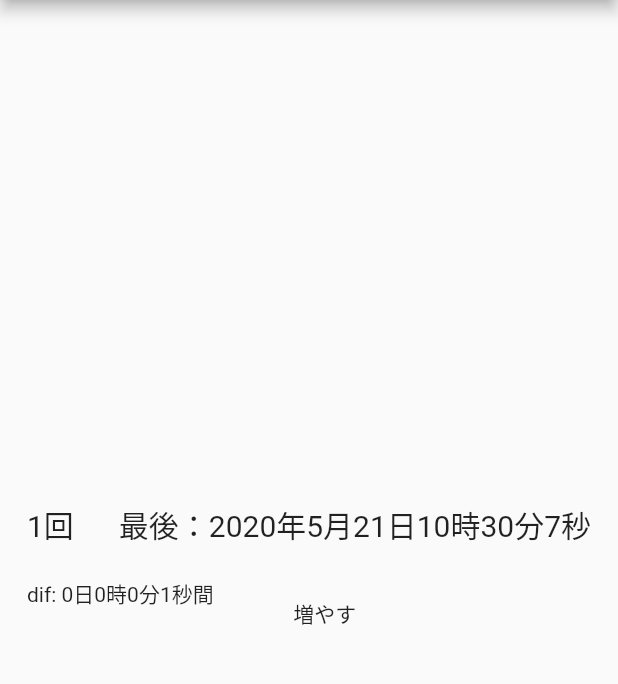
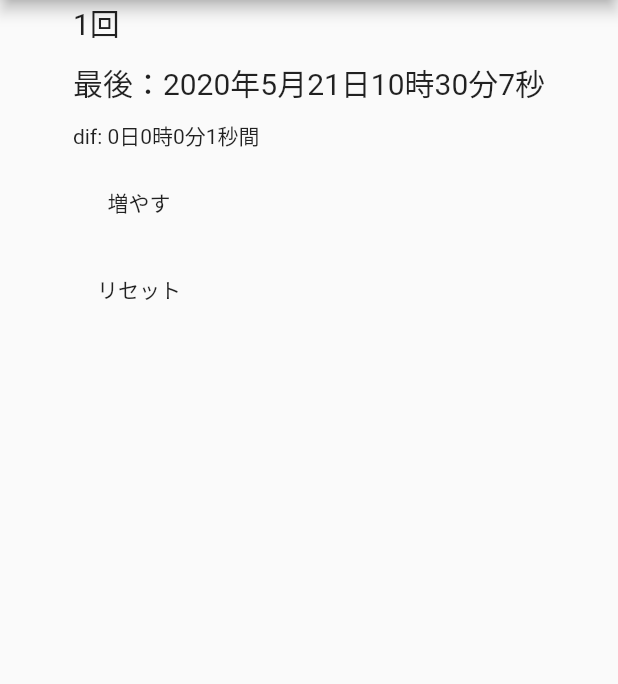
Before and after one commit to HitoTei/counter, a Flutter app: the screen it shows after launch, after a tap on "増やす", on a phone screen of 412 x 824 dp, the part 84-768 px from its top. Run offline on Flutter 3.47's test engine with Material 2 defaults, Android fonts, the phone set to English and light mode, and no system bars.

Commit message:
Add: 削除機能追加

```diff
--- /dev/null
+++ b/lib/counter.dart
@@ -0,0 +1,43 @@
+import 'dart:io';
+import 'package:path_provider/path_provider.dart';
+
+class Counter {
+  int count;
+  DateTime lastDate;
+
+  static Future<Counter> createCounter() async {
+    final counter = Counter();
+    await counter.load();
+    return counter;
+  }
+
+  static Future<File> getFilePath() async {
+    const _fileName = 'counter.txt';
+    final directory = await getApplicationDocumentsDirectory();
+    return File(directory.path + '/' + _fileName);
+  }
+
+  void incrementCount() {
+    count++;
+    lastDate = DateTime.now();
+  }
+
+  Future<void> load() async {
+    final file = await getFilePath();
+    try {
+      final str = await file.readAsString();
+
+      final a = str.split(',');
+      this.count = int.parse(a[0]);
+      this.lastDate = DateTime.parse(a[1]);
+    } catch (e) {
+      this.count = 0;
+      this.lastDate = DateTime.now();
+    }
+  }
+
+  Future<void> save() async {
+    final file = await getFilePath();
+    file.writeAsString('$count,$lastDate');
+  }
+}
--- a/lib/counter_page.dart
+++ b/lib/counter_page.dart
@@ -1,9 +1,9 @@
 import 'dart:async';
-import 'dart:io';
 import 'package:flutter/material.dart';
-import 'package:path_provider/path_provider.dart';
+import 'counter.dart';
 
 class CounterPage extends StatelessWidget {
+  const CounterPage();
   @override
   Widget build(BuildContext context) {
     return FutureBuilder(
@@ -33,9 +33,8 @@ class _CounterContentsPageState extends State<CounterContentsPage> {
 
   @override
   Widget build(BuildContext context) {
-    return Wrap(
-      spacing: 30,
-      runSpacing: 20,
+    return Column(
+      crossAxisAlignment: CrossAxisAlignment.start,
       children: <Widget>[
         Text(
           '${counter.count}回',
@@ -43,13 +42,16 @@ class _CounterContentsPageState extends State<CounterContentsPage> {
             fontSize: 20,
           ),
         ),
+        SizedBox(height: 10),
         Text(
           '最後：${dateTimeToString(counter.lastDate)}',
           style: const TextStyle(
             fontSize: 20,
           ),
         ),
+        SizedBox(height: 10),
         LastDateWidget(counter),
+        SizedBox(height: 10),
         FlatButton(
           child: const Text('増やす'),
           onPressed: () => setState(
@@ -58,6 +60,16 @@ class _CounterContentsPageState extends State<CounterContentsPage> {
               ..save(),
           ),
         ),
+        SizedBox(height: 10),
+        FlatButton(
+          child: const Text('リセット'),
+          onPressed: () => setState(() {
+            counter
+              ..count = 0
+              ..lastDate = DateTime.now()
+              ..save();
+          }),
+        )
       ],
     );
   }
@@ -78,12 +90,19 @@ class _LastDateWidgetState extends State<LastDateWidget> {
 
   @override
   void initState() {
+    super.initState();
+
     now = DateTime.now();
     Timer.periodic(
-      Duration(seconds: 1),
-      (_) => setState(() => now = DateTime.now()),
+      const Duration(seconds: 1),
+      (timer) {
+        if (!timer.isActive) return;
+        if (mounted)
+          setState(() => now = DateTime.now());
+        else
+          timer.cancel();
+      },
     );
-    super.initState();
   }
 
   @override
@@ -97,47 +116,6 @@ class _LastDateWidgetState extends State<LastDateWidget> {
   }
 }
 
-class Counter {
-  int count;
-  DateTime lastDate;
-
-  static Future<Counter> createCounter() async {
-    final counter = Counter();
-    await counter.load();
-    return counter;
-  }
-
-  static Future<File> getFilePath() async {
-    const _fileName = 'counter.txt';
-    final directory = await getApplicationDocumentsDirectory();
-    return File(directory.path + '/' + _fileName);
-  }
-
-  void incrementCount() {
-    count++;
-    lastDate = DateTime.now();
-  }
-
-  Future<void> load() async {
-    final file = await getFilePath();
-    try {
-      final str = await file.readAsString();
-
-      final a = str.split(',');
-      this.count = int.parse(a[0]);
-      this.lastDate = DateTime.parse(a[1]);
-    } catch (e) {
-      this.count = 0;
-      this.lastDate = DateTime.now();
-    }
-  }
-
-  Future<void> save() async {
-    final file = await getFilePath();
-    file.writeAsString('$count,$lastDate');
-  }
-}
-
 String dateTimeToString(DateTime date) {
   return '${date.year}年${date.month}月${date.day}日${date.hour}時${date.minute}分${date.second}秒';
 }
--- a/lib/main.dart
+++ b/lib/main.dart
@@ -25,10 +25,10 @@ class MyHomePage extends StatelessWidget {
   Widget build(BuildContext context) {
     return Scaffold(
       appBar: AppBar(
-        title: Text('Counter'),
+        title: const Text('Counter'),
       ),
-      body: Center(
-        child: CounterPage(),
+      body: const Center(
+        child: const CounterPage(),
       ),
     );
   }
```
